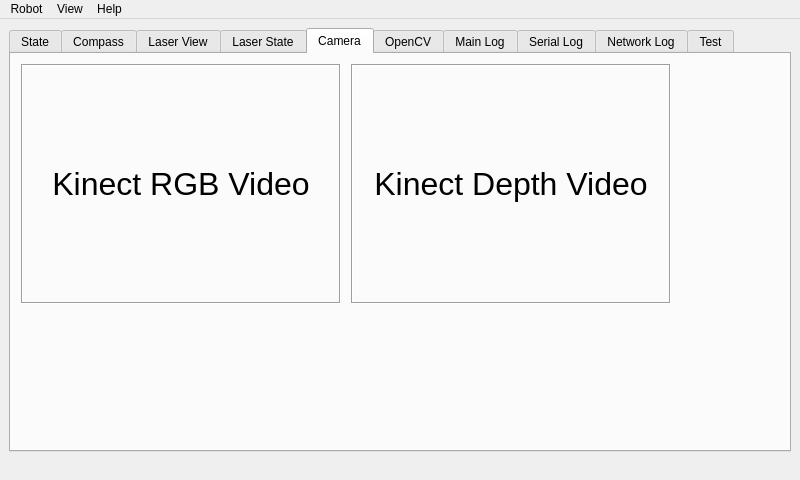
Above: direcs/src/direcsSmall.ui from markusk/direcs before the change. Below: the same form after it.
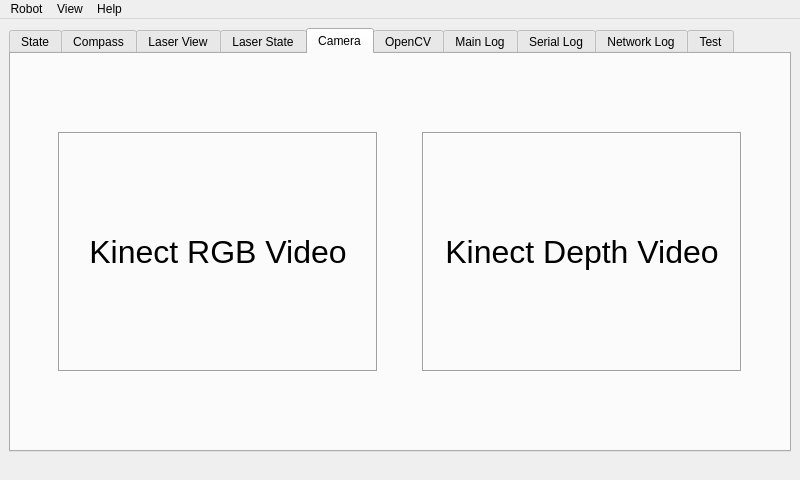
That is the form after the change. The open tabs and pages were chosen to show the change. Icons and pictures are not drawn. Custom widgets are drawn as their Qt base class.

Commit message: Fixed some GUI naming issues, fixed .qrc file path.

```diff
--- a/direcs/src/direcsSmall.ui
+++ b/direcs/src/direcsSmall.ui
@@ -1182,15 +1182,9 @@
        <attribute name="title">
         <string>Camera</string>
        </attribute>
+       <layout class="QGridLayout" name="gridLayout_7">
+        <item row="0" column="0">
        <widget class="QLabel" name="lblCamera">
-        <property name="geometry">
-         <rect>
-          <x>10</x>
-          <y>10</y>
-          <width>320</width>
-          <height>240</height>
-         </rect>
-        </property>
         <property name="sizePolicy">
          <sizepolicy hsizetype="Fixed" vsizetype="Fixed">
           <horstretch>0</horstretch>
@@ -1230,15 +1224,9 @@
          <set>Qt::AlignCenter</set>
         </property>
        </widget>
+        </item>
+        <item row="0" column="1">
        <widget class="QLabel" name="lblCameraDepth">
-        <property name="geometry">
-         <rect>
-          <x>340</x>
-          <y>10</y>
-          <width>320</width>
-          <height>240</height>
-         </rect>
-        </property>
         <property name="sizePolicy">
          <sizepolicy hsizetype="Fixed" vsizetype="Fixed">
           <horstretch>0</horstretch>
@@ -1278,6 +1266,8 @@
          <set>Qt::AlignCenter</set>
         </property>
        </widget>
+        </item>
+       </layout>
       </widget>
       <widget class="QWidget" name="tabOpenCV">
        <attribute name="title">
@@ -1625,7 +1615,7 @@
         </property>
        </widget>
       </widget>
-      <widget class="QWidget" name="tabLogSerial">
+      <widget class="QWidget" name="tabLogNetwork">
        <attribute name="title">
         <string>Network Log</string>
        </attribute>
```
Left out of the diff: 22 changed lines with no effect on the pictures. Lines whose indentation alone changed are shown as unchanged.
